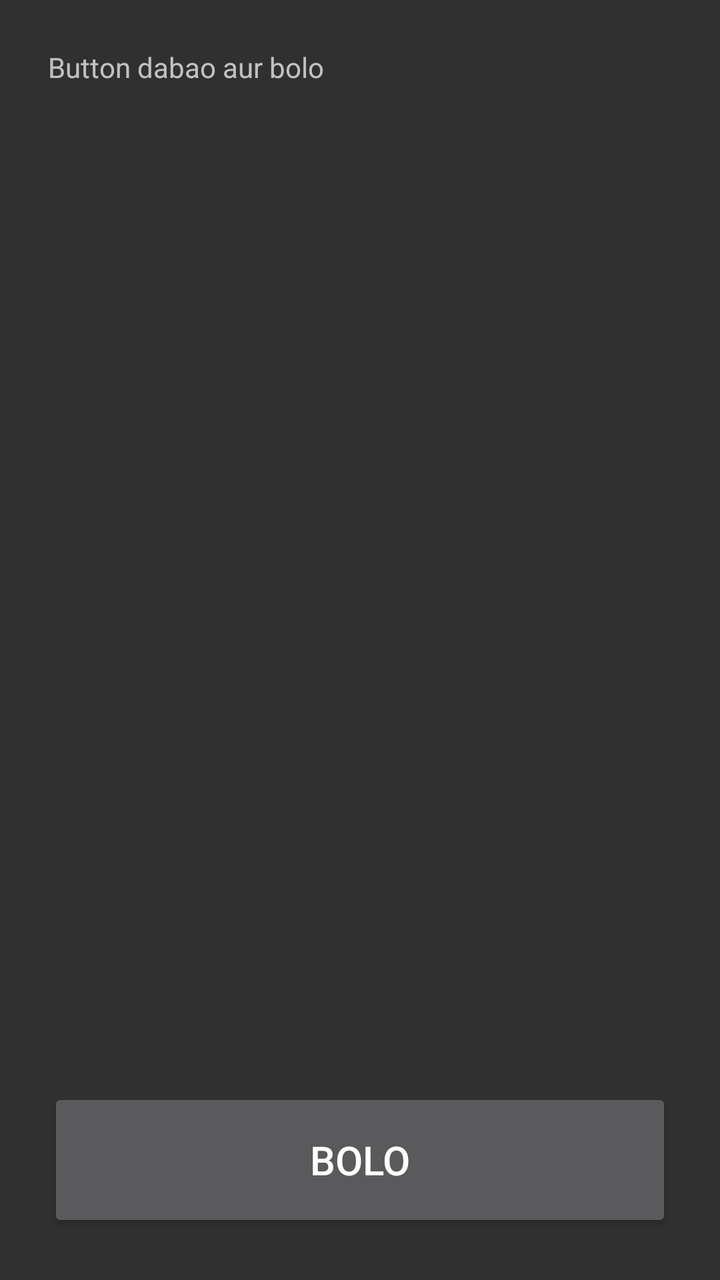
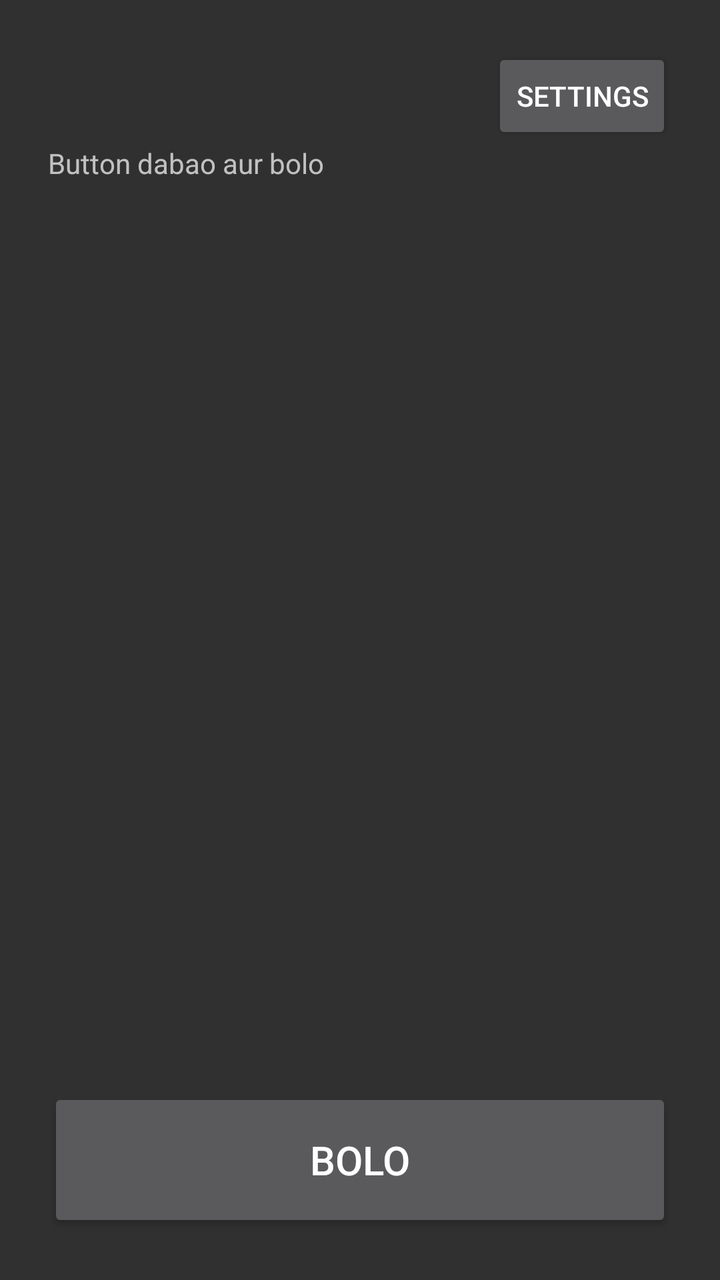

The first picture is an Android layout as it rendered before a commit; the second is the same layout after the commit. The layout source and the unified diff follow.
<!-- AndroidManifest.xml: application theme android:Theme.Material.NoActionBar -->
<!-- res/layout/activity_main.xml -->
<?xml version="1.0" encoding="utf-8"?>
<LinearLayout xmlns:android="http://schemas.android.com/apk/res/android"
    android:layout_width="match_parent"
    android:layout_height="match_parent"
    android:fitsSystemWindows="true"
    android:orientation="vertical"
    android:padding="24dp">

    <TextView
        android:id="@+id/status"
        android:layout_width="match_parent"
        android:layout_height="wrap_content"
        android:text="@string/idle"
        android:textSize="14sp" />

    <ScrollView
        android:layout_width="match_parent"
        android:layout_height="0dp"
        android:layout_marginTop="16dp"
        android:layout_weight="1">

        <TextView
            android:id="@+id/transcript"
            android:layout_width="match_parent"
            android:layout_height="wrap_content"
            android:textIsSelectable="true"
            android:textSize="18sp" />
    </ScrollView>

    <Button
        android:id="@+id/talkButton"
        android:layout_width="match_parent"
        android:layout_height="72dp"
        android:text="@string/talk"
        android:textSize="20sp" />
</LinearLayout>
<!-- resources referenced by this layout -->
<resources>
  <string name="idle">Button dabao aur bolo</string>
  <string name="talk">Bolo</string>
</resources>

<!-- the commit's change to res/layout/activity_main.xml (unified diff, before → after) -->
@@ -5,6 +5,13 @@
     android:fitsSystemWindows="true"
     android:orientation="vertical"
     android:padding="24dp">
+
+    <Button
+        android:id="@+id/settingsButton"
+        android:layout_width="wrap_content"
+        android:layout_height="wrap_content"
+        android:layout_gravity="end"
+        android:text="@string/settings" />
 
     <TextView
         android:id="@+id/status"
<!-- resource entries referenced after the edit -->
@@ -1,6 +1,7 @@
 <!-- resources referenced by this layout -->
 <resources>
   <string name="idle">Button dabao aur bolo</string>
+  <string name="settings">Settings</string>
   <string name="talk">Bolo</string>
 </resources>
 
